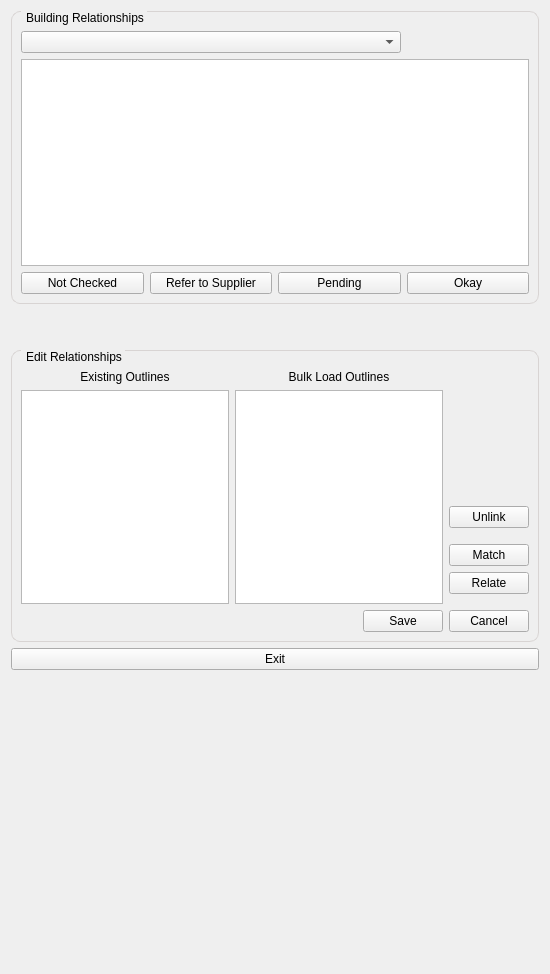
Before: the Qt Designer form buildings/gui/alter_building_relationship.ui in linz/nz-buildings, drawn with Qt 5.
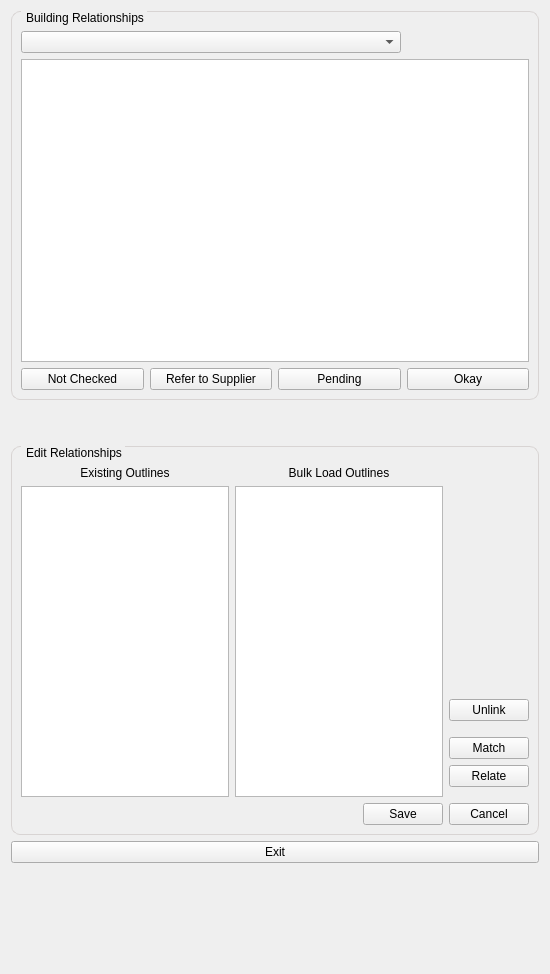
After: the same form once the commit is applied.

```diff
--- a/buildings/gui/alter_building_relationship.ui
+++ b/buildings/gui/alter_building_relationship.ui
@@ -29,12 +29,12 @@
       <enum>Qt::Vertical</enum>
      </property>
      <property name="sizeType">
-      <enum>QSizePolicy::Expanding</enum>
+      <enum>QSizePolicy::Fixed</enum>
      </property>
      <property name="sizeHint" stdset="0">
       <size>
        <width>20</width>
-       <height>10</height>
+       <height>100</height>
       </size>
      </property>
     </spacer>
@@ -57,6 +57,15 @@
    </item>
    <item row="2" column="0">
     <widget class="QGroupBox" name="gb_building_relationships">
+     <property name="enabled">
+      <bool>true</bool>
+     </property>
+     <property name="sizePolicy">
+      <sizepolicy hsizetype="Preferred" vsizetype="Preferred">
+       <horstretch>0</horstretch>
+       <verstretch>0</verstretch>
+      </sizepolicy>
+     </property>
      <property name="styleSheet">
       <string notr="true">
 QGroupBox {
```
